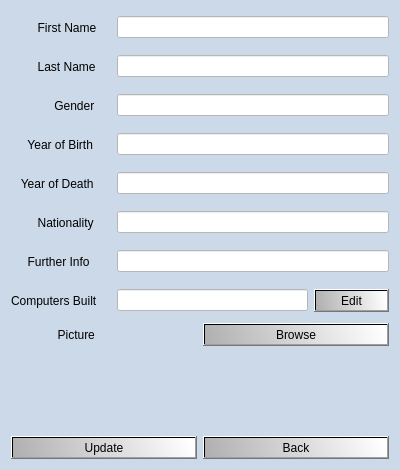
vilhjalmur12/verklegt_1, file verklegt_vika_3/verklegt_GUI/UI/editstudentdialog.ui: the form before one commit.
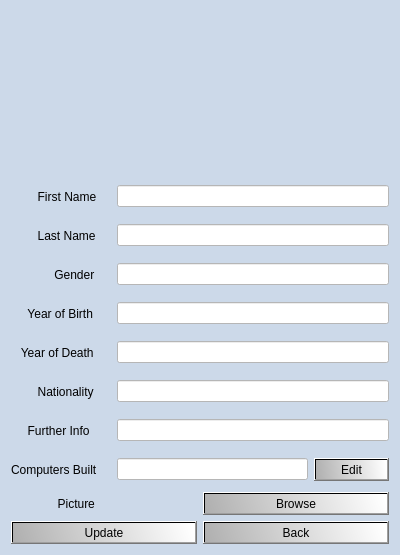
The form after the commit. Icons and pictures are not drawn.

Patch:
```diff
--- a/verklegt_vika_3/verklegt_GUI/UI/editstudentdialog.ui
+++ b/verklegt_vika_3/verklegt_GUI/UI/editstudentdialog.ui
@@ -7,7 +7,7 @@
     <x>0</x>
     <y>0</y>
     <width>400</width>
-    <height>470</height>
+    <height>555</height>
    </rect>
   </property>
   <property name="minimumSize">
@@ -48,37 +48,7 @@
 }</string>
   </property>
   <layout class="QGridLayout" name="gridLayout">
-   <item row="0" column="0">
-    <layout class="QHBoxLayout" name="horizontalLayout_9">
-     <item>
-      <widget class="QLabel" name="label_2">
-       <property name="minimumSize">
-        <size>
-         <width>100</width>
-         <height>33</height>
-        </size>
-       </property>
-       <property name="text">
-        <string>        First Name</string>
-       </property>
-      </widget>
-     </item>
-     <item>
-      <widget class="QLineEdit" name="lineEdit_first_name">
-       <property name="minimumSize">
-        <size>
-         <width>261</width>
-         <height>0</height>
-        </size>
-       </property>
-       <property name="text">
-        <string/>
-       </property>
-      </widget>
-     </item>
-    </layout>
-   </item>
-   <item row="1" column="0">
+   <item row="2" column="0">
     <layout class="QHBoxLayout" name="horizontalLayout_8">
      <item>
       <widget class="QLabel" name="label_3">
@@ -105,34 +75,7 @@
      </item>
     </layout>
    </item>
-   <item row="2" column="0">
-    <layout class="QHBoxLayout" name="horizontalLayout_7">
-     <item>
-      <widget class="QLabel" name="label_4">
-       <property name="minimumSize">
-        <size>
-         <width>100</width>
-         <height>33</height>
-        </size>
-       </property>
-       <property name="text">
-        <string>             Gender</string>
-       </property>
-      </widget>
-     </item>
-     <item>
-      <widget class="QLineEdit" name="lineEdit_gender">
-       <property name="minimumSize">
-        <size>
-         <width>261</width>
-         <height>0</height>
-        </size>
-       </property>
-      </widget>
-     </item>
-    </layout>
-   </item>
-   <item row="3" column="0">
+   <item row="4" column="0">
     <layout class="QHBoxLayout" name="horizontalLayout_6">
      <item>
       <widget class="QLabel" name="label_5">
@@ -159,7 +102,64 @@
      </item>
     </layout>
    </item>
-   <item row="4" column="0">
+   <item row="3" column="0">
+    <layout class="QHBoxLayout" name="horizontalLayout_7">
+     <item>
+      <widget class="QLabel" name="label_4">
+       <property name="minimumSize">
+        <size>
+         <width>100</width>
+         <height>33</height>
+        </size>
+       </property>
+       <property name="text">
+        <string>             Gender</string>
+       </property>
+      </widget>
+     </item>
+     <item>
+      <widget class="QLineEdit" name="lineEdit_gender">
+       <property name="minimumSize">
+        <size>
+         <width>261</width>
+         <height>0</height>
+        </size>
+       </property>
+      </widget>
+     </item>
+    </layout>
+   </item>
+   <item row="1" column="0">
+    <layout class="QHBoxLayout" name="horizontalLayout_9">
+     <item>
+      <widget class="QLabel" name="label_2">
+       <property name="minimumSize">
+        <size>
+         <width>100</width>
+         <height>33</height>
+        </size>
+       </property>
+       <property name="text">
+        <string>        First Name</string>
+       </property>
+      </widget>
+     </item>
+     <item>
+      <widget class="QLineEdit" name="lineEdit_first_name">
+       <property name="minimumSize">
+        <size>
+         <width>261</width>
+         <height>0</height>
+        </size>
+       </property>
+       <property name="text">
+        <string/>
+       </property>
+      </widget>
+     </item>
+    </layout>
+   </item>
+   <item row="5" column="0">
     <layout class="QHBoxLayout" name="horizontalLayout_5">
      <item>
       <widget class="QLabel" name="label_6">
@@ -186,7 +186,7 @@
      </item>
     </layout>
    </item>
-   <item row="5" column="0">
+   <item row="6" column="0">
     <layout class="QHBoxLayout" name="horizontalLayout_4">
      <item>
       <widget class="QLabel" name="label_7">
@@ -213,7 +213,7 @@
      </item>
     </layout>
    </item>
-   <item row="6" column="0">
+   <item row="7" column="0">
     <layout class="QHBoxLayout" name="horizontalLayout_3">
      <item>
       <widget class="QLabel" name="label_8">
@@ -240,54 +240,7 @@
      </item>
     </layout>
    </item>
-   <item row="7" column="0">
-    <layout class="QHBoxLayout" name="horizontalLayout_2">
-     <item>
-      <widget class="QLabel" name="label_9">
-       <property name="minimumSize">
-        <size>
-         <width>100</width>
-         <height>33</height>
-        </size>
-       </property>
-       <property name="text">
-        <string>Computers Built</string>
-       </property>
-      </widget>
-     </item>
-     <item>
-      <layout class="QHBoxLayout" name="horizontalLayout">
-       <item>
-        <widget class="QLineEdit" name="lineEdit_relations">
-         <property name="minimumSize">
-          <size>
-           <width>132</width>
-           <height>0</height>
-          </size>
-         </property>
-         <property name="readOnly">
-          <bool>true</bool>
-         </property>
-        </widget>
-       </item>
-       <item>
-        <widget class="QPushButton" name="pushButton_edit_relations">
-         <property name="minimumSize">
-          <size>
-           <width>0</width>
-           <height>0</height>
-          </size>
-         </property>
-         <property name="text">
-          <string>Edit</string>
-         </property>
-        </widget>
-       </item>
-      </layout>
-     </item>
-    </layout>
-   </item>
-   <item row="8" column="0">
+   <item row="9" column="0">
     <layout class="QHBoxLayout" name="horizontalLayout_11">
      <item>
       <widget class="QLabel" name="label">
@@ -305,7 +258,7 @@
      </item>
     </layout>
    </item>
-   <item row="10" column="0">
+   <item row="11" column="0">
     <layout class="QVBoxLayout" name="verticalLayout_2">
      <item>
       <layout class="QHBoxLayout" name="horizontalLayout_10">
@@ -327,7 +280,54 @@
      </item>
     </layout>
    </item>
-   <item row="9" column="0">
+   <item row="8" column="0">
+    <layout class="QHBoxLayout" name="horizontalLayout_2">
+     <item>
+      <widget class="QLabel" name="label_9">
+       <property name="minimumSize">
+        <size>
+         <width>100</width>
+         <height>33</height>
+        </size>
+       </property>
+       <property name="text">
+        <string>Computers Built</string>
+       </property>
+      </widget>
+     </item>
+     <item>
+      <layout class="QHBoxLayout" name="horizontalLayout">
+       <item>
+        <widget class="QLineEdit" name="lineEdit_relations">
+         <property name="minimumSize">
+          <size>
+           <width>132</width>
+           <height>0</height>
+          </size>
+         </property>
+         <property name="readOnly">
+          <bool>true</bool>
+         </property>
+        </widget>
+       </item>
+       <item>
+        <widget class="QPushButton" name="pushButton_edit_relations">
+         <property name="minimumSize">
+          <size>
+           <width>0</width>
+           <height>0</height>
+          </size>
+         </property>
+         <property name="text">
+          <string>Edit</string>
+         </property>
+        </widget>
+       </item>
+      </layout>
+     </item>
+    </layout>
+   </item>
+   <item row="0" column="0">
     <widget class="QLabel" name="label_image">
      <property name="text">
       <string/>
```
